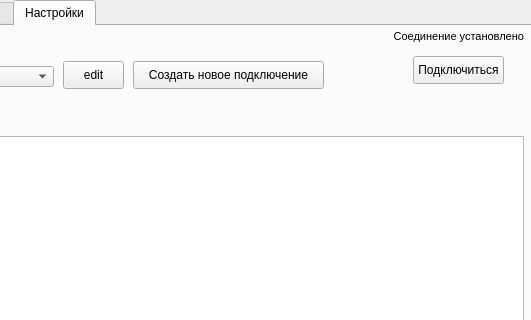
Comanda-A/DXF-PostGIS-Converter, file dialog_base.ui: the form before one commit; both pictures show x 169 to 700 and y 0 to 320 of the 700 by 595 pixel window.
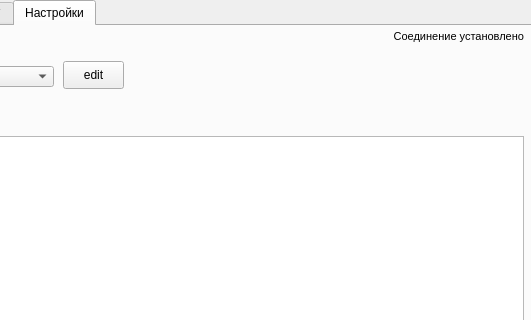
The form after the commit.

Commit message: added database structure, redesigned UI of connections

Patch:
```diff
--- a/dialog_base.ui
+++ b/dialog_base.ui
@@ -266,19 +266,6 @@
       <string>База данных</string>
      </property>
     </widget>
-    <widget class="QPushButton" name="settings_newConnectionButton">
-     <property name="geometry">
-      <rect>
-       <x>300</x>
-       <y>35</y>
-       <width>191</width>
-       <height>28</height>
-      </rect>
-     </property>
-     <property name="text">
-      <string>Создать новое подключение</string>
-     </property>
-    </widget>
     <widget class="QLabel" name="settings_structureLabel">
      <property name="geometry">
       <rect>
@@ -326,19 +313,6 @@
       <string>edit</string>
      </property>
     </widget>
-    <widget class="QPushButton" name="connectionButton">
-     <property name="geometry">
-      <rect>
-       <x>580</x>
-       <y>30</y>
-       <width>91</width>
-       <height>28</height>
-      </rect>
-     </property>
-     <property name="text">
-      <string>Подключиться</string>
-     </property>
-    </widget>
    </widget>
   </widget>
  </widget>
```
The commit also changes 5 other files.
